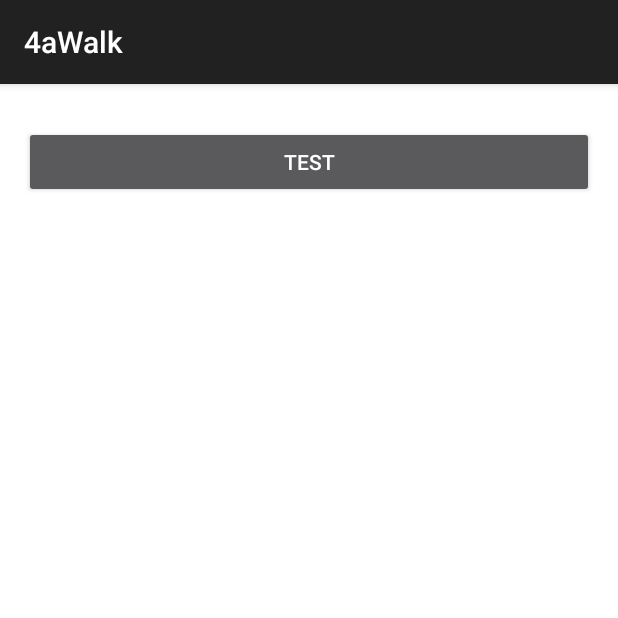
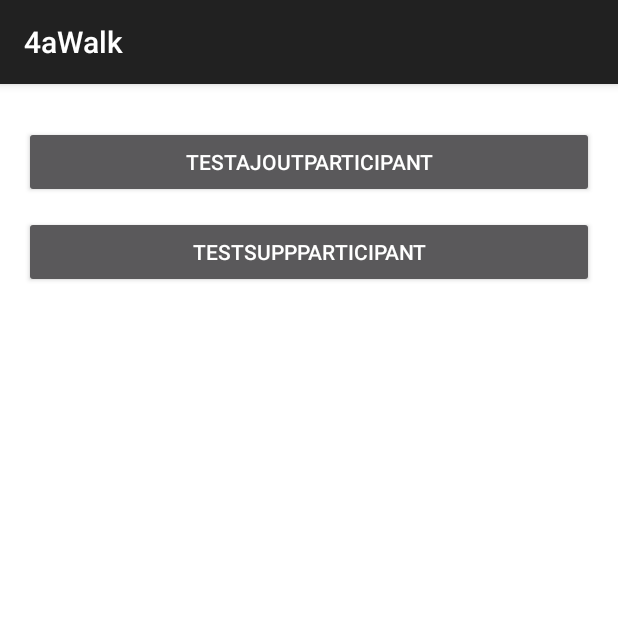
Before and after one commit to 4aWalk/4aWalk-app, an Android app: the screen it shows after launch (PopUpActivity before the commit, PopUpParticipantActivity after it), on a phone screen of 412 x 824 dp, the top half of it. Run offline under Robolectric (Android 15) with nearby library versions, the phone set to English and light mode, and no system bars.

Commit message:
Fix et Ajout
-Fix string popu participant
-Ajout popup suppression

```diff
--- a/app/src/main/AndroidManifest.xml
+++ b/app/src/main/AndroidManifest.xml
@@ -13,7 +13,7 @@
         android:theme="@style/Theme.AppCompat"
         tools:targetApi="31">
         <activity
-            android:name=".PopUpActivity"
+            android:name=".PopUpParticipantActivity"
             android:exported="true">
             <intent-filter>
                 <action android:name="android.intent.action.MAIN" />
--- a/app/src/main/java/fr/iutrodez/a4awalk/PopUpActivity.java
+++ b/app/src/main/java/fr/iutrodez/a4awalk/PopUpParticipantActivity.java
@@ -15,7 +15,7 @@ import android.widget.Spinner;
 import android.widget.TextView;
 import android.widget.Toast;
 
-public class PopUpActivity extends AppCompatActivity {
+public class PopUpParticipantActivity extends AppCompatActivity {
 
     @Override
     protected void onCreate(Bundle savedInstanceState) {
@@ -35,7 +35,7 @@ public class PopUpActivity extends AppCompatActivity {
             // --- Boutons du popup ---
             ImageButton btnClose = dialog.findViewById(R.id.btnClose);
             Button btnVoirSac = dialog.findViewById(R.id.btnVoirSac);
-            Button btnValider = dialog.findViewById(R.id.btnValider);
+            Button btnAjouter = dialog.findViewById(R.id.btnAjouter);
 
             // --- Spinners du popup ---
             Spinner spinner1 = dialog.findViewById(R.id.spinnerNiveau);
@@ -107,7 +107,7 @@ public class PopUpActivity extends AppCompatActivity {
             );
 
             // --- Bouton valider avec vérifications ---
-            btnValider.setOnClickListener(view -> {
+            btnAjouter.setOnClickListener(view -> {
 
                 String age = etAge.getText().toString().trim();
                 String kcal = etBesoinKcal.getText().toString().trim();
--- a/app/src/main/res/layout/test.xml
+++ b/app/src/main/res/layout/test.xml
@@ -8,7 +8,14 @@
 
     <Button
         android:id="@+id/btnOpenPopup"
-        android:text="Test"
+        android:text="TestAjoutParticipant"
+        android:layout_marginTop="12dp"
+        android:layout_width="match_parent"
+        android:layout_height="wrap_content"/>
+
+    <Button
+        android:id="@+id/btnOpenPopup2"
+        android:text="TestSuppParticipant"
         android:layout_marginTop="12dp"
         android:layout_width="match_parent"
         android:layout_height="wrap_content"/>
```
Also changed, not shown: app/src/main/res/layout/popup_participant.xml (+9 -9 lines), app/src/main/res/layout/popup_suppparticipant.xml (added, +58 -0 lines), app/src/main/res/values/strings.xml (+10 -0 lines).
